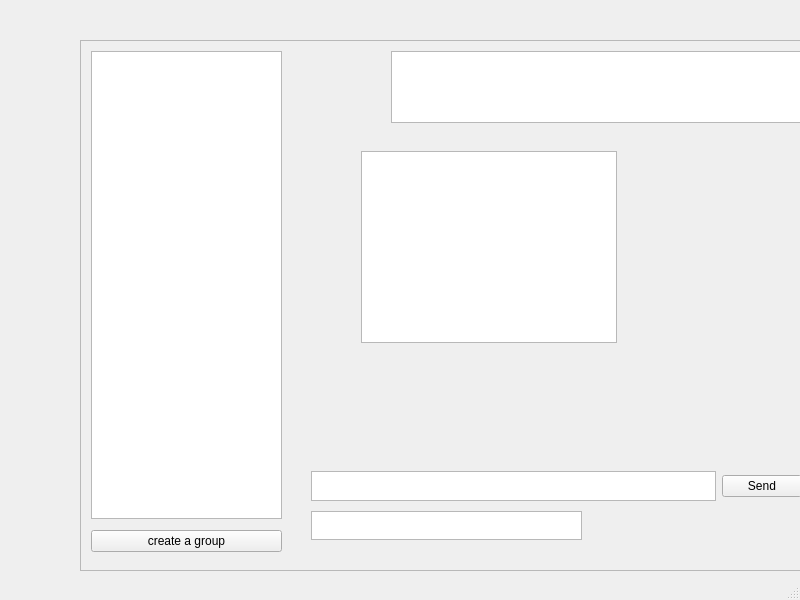
Before: the Qt Designer form lab9/mainwindow.ui in linadells/messanger, drawn with Qt 5.
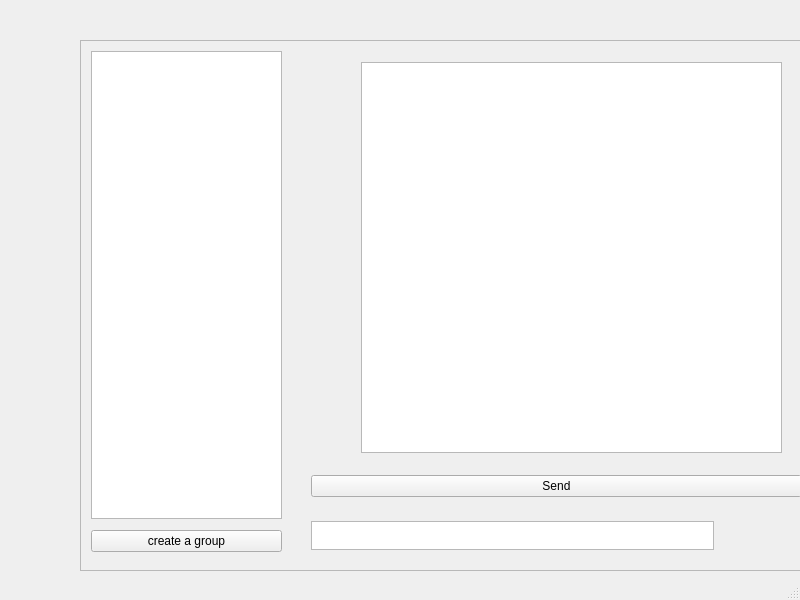
After: the same form once the commit is applied.

Diff of the .ui file:
```diff
--- a/lab9/mainwindow.ui
+++ b/lab9/mainwindow.ui
@@ -73,21 +73,6 @@
        </item>
       </layout>
      </widget>
-     <widget class="QWidget" name="verticalLayoutWidget_4">
-      <property name="geometry">
-       <rect>
-        <x>310</x>
-        <y>10</y>
-        <width>411</width>
-        <height>72</height>
-       </rect>
-      </property>
-      <layout class="QVBoxLayout" name="verticalLayout_4">
-       <item>
-        <widget class="QPlainTextEdit" name="chat"/>
-       </item>
-      </layout>
-     </widget>
      <widget class="QWidget" name="horizontalLayoutWidget_2">
       <property name="geometry">
        <rect>
@@ -98,28 +83,6 @@
        </rect>
       </property>
       <layout class="QHBoxLayout" name="horizontalLayout_2">
-       <item>
-        <widget class="QPlainTextEdit" name="SendMessage">
-         <property name="minimumSize">
-          <size>
-           <width>0</width>
-           <height>20</height>
-          </size>
-         </property>
-         <property name="maximumSize">
-          <size>
-           <width>16777215</width>
-           <height>30</height>
-          </size>
-         </property>
-         <property name="cursor" stdset="0">
-          <cursorShape>IBeamCursor</cursorShape>
-         </property>
-         <property name="centerOnScroll">
-          <bool>true</bool>
-         </property>
-        </widget>
-       </item>
        <item>
         <widget class="QPushButton" name="sendBut">
          <property name="text">
@@ -129,12 +92,22 @@
        </item>
       </layout>
      </widget>
-     <widget class="QPlainTextEdit" name="temp">
+     <widget class="QTextBrowser" name="textBrowser">
+      <property name="geometry">
+       <rect>
+        <x>280</x>
+        <y>21</y>
+        <width>421</width>
+        <height>391</height>
+       </rect>
+      </property>
+     </widget>
+     <widget class="QPlainTextEdit" name="SendMessage">
       <property name="geometry">
        <rect>
         <x>230</x>
-        <y>470</y>
-        <width>271</width>
+        <y>480</y>
+        <width>403</width>
         <height>29</height>
        </rect>
       </property>
@@ -157,16 +130,6 @@
        <bool>true</bool>
       </property>
      </widget>
-     <widget class="QTextBrowser" name="textBrowser">
-      <property name="geometry">
-       <rect>
-        <x>280</x>
-        <y>110</y>
-        <width>256</width>
-        <height>192</height>
-       </rect>
-      </property>
-     </widget>
     </widget>
    </widget>
   </widget>
```
